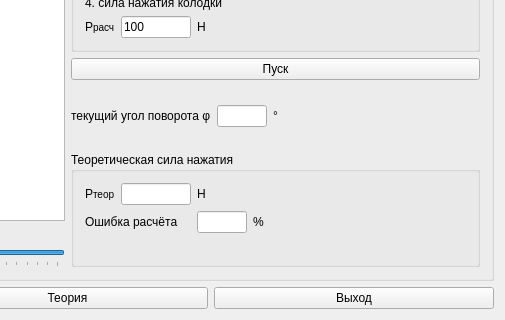
First picture: the form in mainwindow.ui, repository mmaulwurff/mech-brake1, before the edit; both pictures show x 370 to 875 and y 410 to 730 of the 875 by 730 pixel window.
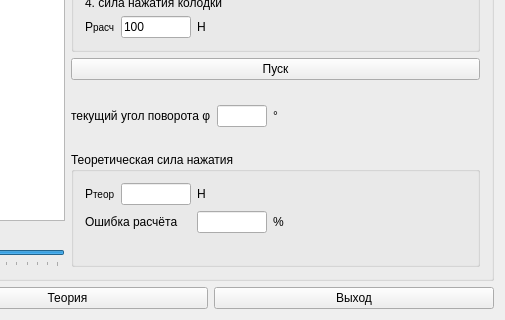
Second picture: the form after the edit. Icons and pictures are not drawn.

Commit message: p_teor mask fix, err_p now can be < 0

```diff
--- a/mainwindow.ui
+++ b/mainwindow.ui
@@ -767,7 +767,7 @@
                 </property>
                 <property name="maximumSize">
                  <size>
-                  <width>50</width>
+                  <width>70</width>
                   <height>16777215</height>
                  </size>
                 </property>
@@ -775,7 +775,10 @@
                  <enum>Qt::NoFocus</enum>
                 </property>
                 <property name="inputMask">
-                 <string>dd0; </string>
+                 <string>xdd9x99; </string>
+                </property>
+                <property name="maxLength">
+                 <number>7</number>
                 </property>
                 <property name="readOnly">
                  <bool>true</bool>
```
The commit also changes 1 other file.
